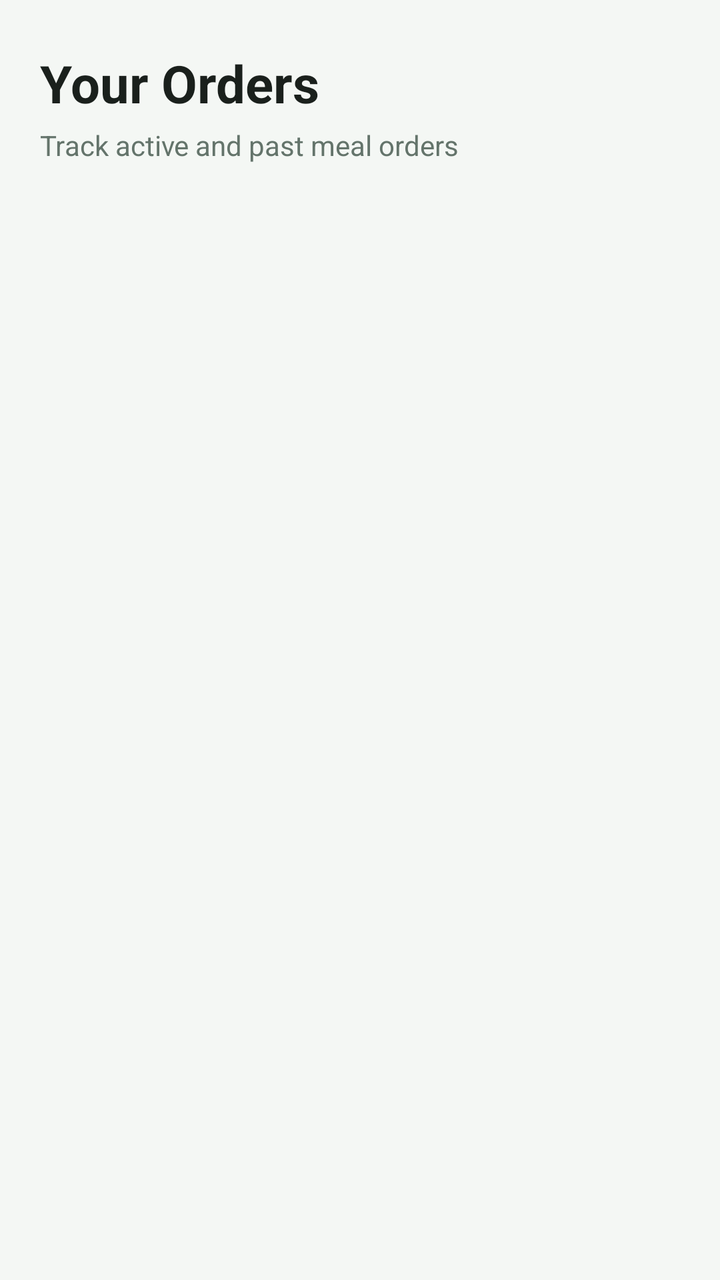
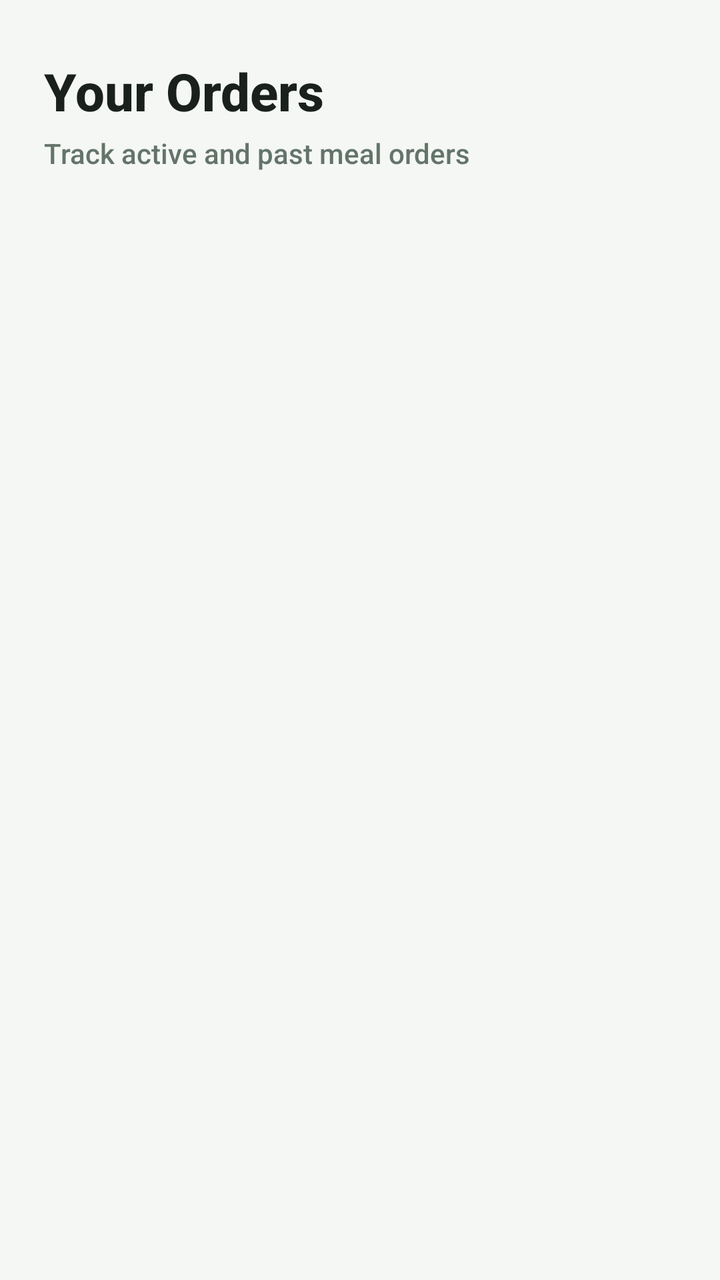

Screens rendered from an Android XML layout before and after an edit, with the pre-edit source and the edit as a unified diff.
<!-- AndroidManifest.xml: application theme Theme.FoodOrderingSystem -->
<!-- res/layout/fragment_orders.xml -->
<?xml version="1.0" encoding="utf-8"?>
<LinearLayout xmlns:android="http://schemas.android.com/apk/res/android"
    android:layout_width="match_parent"
    android:layout_height="match_parent"
    android:background="@color/bg_screen"
    android:orientation="vertical">

    <TextView
        android:layout_width="wrap_content"
        android:layout_height="wrap_content"
        android:layout_marginStart="20dp"
        android:layout_marginTop="24dp"
        android:text="Your Orders"
        android:textColor="@color/text_dark"
        android:textSize="26sp"
        android:textStyle="bold" />

    <TextView
        android:layout_width="wrap_content"
        android:layout_height="wrap_content"
        android:layout_marginStart="20dp"
        android:layout_marginTop="4dp"
        android:text="Track active and past meal orders"
        android:textColor="@color/text_secondary"
        android:textSize="14sp" />

    <TextView
        android:id="@+id/tv_empty_orders"
        android:layout_width="match_parent"
        android:layout_height="wrap_content"
        android:layout_marginTop="60dp"
        android:gravity="center"
        android:text="No order history yet.\nPlace an order from your cart!"
        android:textColor="@color/text_muted"
        android:textSize="15sp"
        android:visibility="gone" />

    <androidx.recyclerview.widget.RecyclerView
        android:id="@+id/rv_orders"
        android:layout_width="match_parent"
        android:layout_height="match_parent"
        android:layout_marginTop="16dp"
        android:clipToPadding="false"
        android:paddingBottom="24dp" />

</LinearLayout>
<!-- resources referenced by this layout -->
<resources>
  <color name="bg_screen">#F4F7F4</color>
  <color name="text_dark">#1A201C</color>
  <color name="text_muted">#8A9A90</color>
  <color name="text_secondary">#64746B</color>
  <style name="Theme.FoodOrderingSystem" parent="Base.Theme.FoodOrderingSystem" />
  <style name="Base.Theme.FoodOrderingSystem" parent="Theme.Material3.DayNight.NoActionBar">
          <item name="colorPrimary">@color/primary_green</item>
          <item name="colorOnPrimary">@color/white</item>
          <item name="android:windowBackground">@color/bg_screen</item>
          <item name="android:statusBarColor">@color/bg_screen</item>
          <item name="android:windowLightStatusBar">true</item>
      </style>
  <color name="primary_green">#0F5A3B</color>
  <color name="white">#FFFFFFFF</color>
</resources>

<!-- the commit's change to res/layout/fragment_orders.xml (unified diff, before → after) -->
@@ -5,11 +5,13 @@
     android:background="@color/bg_screen"
     android:orientation="vertical">
 
+    
+    
     <TextView
         android:layout_width="wrap_content"
         android:layout_height="wrap_content"
-        android:layout_marginStart="20dp"
-        android:layout_marginTop="24dp"
+        android:layout_marginStart="22dp"
+        android:layout_marginTop="28dp"
         android:text="Your Orders"
         android:textColor="@color/text_dark"
         android:textSize="26sp"
@@ -18,19 +20,22 @@
     <TextView
         android:layout_width="wrap_content"
         android:layout_height="wrap_content"
-        android:layout_marginStart="20dp"
+        android:layout_marginStart="22dp"
         android:layout_marginTop="4dp"
         android:text="Track active and past meal orders"
         android:textColor="@color/text_secondary"
         android:textSize="14sp" />
 
+    
+    
     <TextView
         android:id="@+id/tv_empty_orders"
         android:layout_width="match_parent"
         android:layout_height="wrap_content"
-        android:layout_marginTop="60dp"
+        android:layout_marginTop="80dp"
         android:gravity="center"
-        android:text="No order history yet.\nPlace an order from your cart!"
+        android:lineSpacingExtra="5dp"
+        android:text="📦\n\nNo order history yet.\nPlace an order from your cart!"
         android:textColor="@color/text_muted"
         android:textSize="15sp"
         android:visibility="gone" />
<!-- resource entries referenced after the edit -->
@@ -11,6 +11,9 @@
           <item name="android:windowBackground">@color/bg_screen</item>
           <item name="android:statusBarColor">@color/bg_screen</item>
           <item name="android:windowLightStatusBar">true</item>
+          
+          <item name="android:overScrollMode">never</item>
+          <item name="android:fontFamily">sans-serif-medium</item>
       </style>
   <color name="primary_green">#0F5A3B</color>
   <color name="white">#FFFFFFFF</color>
